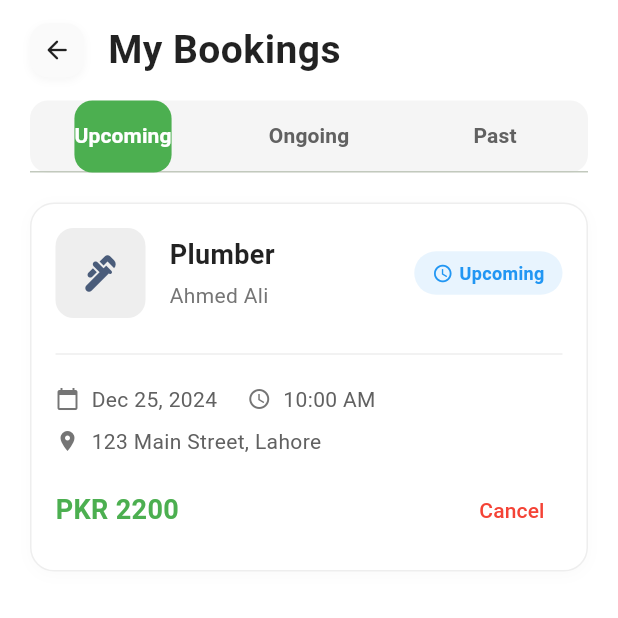
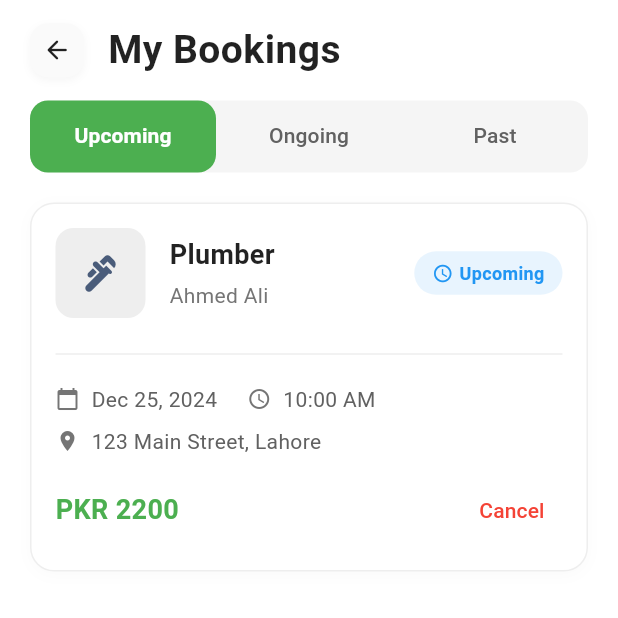
Before and after one commit to MuhammadAsim315/Ustaad_G, a Flutter app: the screen it shows after launch, after a tap on the "arrow forward" icon, after a tap on the "person outline" icon, after a tap on "My Bookings", on a phone screen of 412 x 824 dp, the top half of it. Run offline on Flutter 3.47's test engine with Material 3 defaults, Android fonts, the phone set to English and light mode, and no system bars; our stand-ins replace get, image_picker.

Commit message:
feat: Enhance UI of My Bookings and Categories screens with improved tab styles and layout adjustments

```diff
--- a/lib/app/modules/bookings/views/my_bookings_screen.dart
+++ b/lib/app/modules/bookings/views/my_bookings_screen.dart
@@ -90,12 +90,19 @@ class _MyBookingsScreenState extends State<MyBookingsScreen>
                   color: const Color(0xFF4CAF50),
                   borderRadius: BorderRadius.circular(12),
                 ),
+                indicatorSize: TabBarIndicatorSize.tab,
+                dividerColor: Colors.transparent,
                 labelColor: Colors.white,
                 unselectedLabelColor: Colors.grey[700],
                 labelStyle: const TextStyle(
                   fontWeight: FontWeight.bold,
                   fontSize: 14,
                 ),
+                unselectedLabelStyle: const TextStyle(
+                  fontWeight: FontWeight.w500,
+                  fontSize: 14,
+                ),
+                tabAlignment: TabAlignment.fill,
                 tabs: const [
                   Tab(text: 'Upcoming'),
                   Tab(text: 'Ongoing'),
--- a/lib/app/modules/home/views/categories_screen.dart
+++ b/lib/app/modules/home/views/categories_screen.dart
@@ -76,13 +76,14 @@ class CategoriesScreen extends StatelessWidget {
             // Categories grid
             Expanded(
               child: Padding(
-                padding: const EdgeInsets.all(20),
+                padding: const EdgeInsets.symmetric(horizontal: 20, vertical: 10),
                 child: GridView.builder(
+                  padding: const EdgeInsets.only(bottom: 20),
                   gridDelegate: const SliverGridDelegateWithFixedCrossAxisCount(
                     crossAxisCount: 3,
                     crossAxisSpacing: 20,
-                    mainAxisSpacing: 20,
-                    childAspectRatio: 0.85,
+                    mainAxisSpacing: 16,
+                    childAspectRatio: 1.0,
                   ),
                   itemCount: CategoriesScreen.categories.length,
                   itemBuilder: (context, index) {
--- a/lib/app/modules/home/widgets/category_item.dart
+++ b/lib/app/modules/home/widgets/category_item.dart
@@ -29,11 +29,16 @@ class CategoryItem extends StatelessWidget {
             });
           },
           borderRadius: BorderRadius.circular(16),
+          child: Padding(
+            padding: const EdgeInsets.symmetric(vertical: 4),
             child: Column(
+              mainAxisSize: MainAxisSize.min,
+              mainAxisAlignment: MainAxisAlignment.center,
               children: [
-              Container(
-                width: 100,
-                height: 100,
+                Expanded(
+                  flex: 3,
+                  child: Container(
+                    width: double.infinity,
                     decoration: BoxDecoration(
                       color: Colors.grey[200],
                       borderRadius: BorderRadius.circular(20),
@@ -48,22 +53,33 @@ class CategoryItem extends StatelessWidget {
                     ),
                     child: Icon(
                       icon,
-                  size: 50,
+                      size: 45,
                       color: const Color(0xFF4A5C7A), // Dark blue/purplish-blue
                     ),
                   ),
-              const SizedBox(height: 10),
-              Text(
+                ),
+                const SizedBox(height: 4),
+                Expanded(
+                  flex: 1,
+                  child: Padding(
+                    padding: const EdgeInsets.symmetric(horizontal: 2),
+                    child: Text(
                       name,
                       style: const TextStyle(
-                  fontSize: 13,
+                        fontSize: 11,
                         fontWeight: FontWeight.w600,
                         color: Colors.black87,
                         letterSpacing: 0.2,
+                        height: 1.1,
                       ),
                       textAlign: TextAlign.center,
+                      maxLines: 2,
+                      overflow: TextOverflow.ellipsis,
+                    ),
+                  ),
                 ),
               ],
+            ),
           ),
         ),
       );
```
Lines whose indentation alone changed are shown as unchanged.
